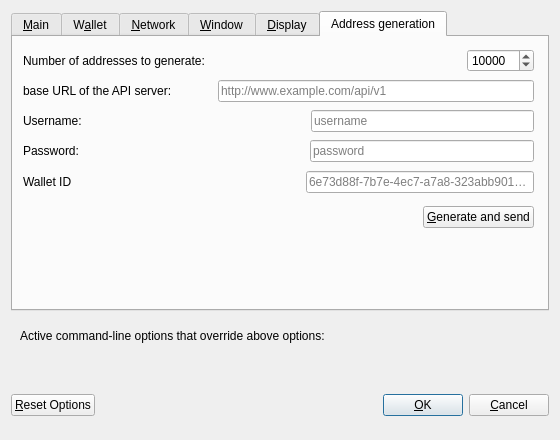
evobits/bitcoin, file src/qt/forms/optionsdialog.ui: the form before one commit.
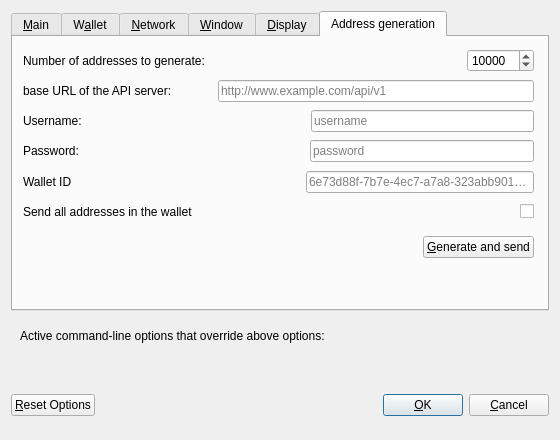
The form after the commit. The open tabs and pages were chosen to show the change. Custom widgets are drawn as their Qt base class.

Commit message: Added a checkbox to send ALL addresses in the wallet

```diff
--- a/src/qt/forms/optionsdialog.ui
+++ b/src/qt/forms/optionsdialog.ui
@@ -860,11 +860,50 @@
         </item>
        </layout>
       </widget>
-      <widget class="QWidget" name="horizontalLayoutWidget_3">
+      <widget class="QWidget" name="horizontalLayoutWidget_7">
        <property name="geometry">
         <rect>
          <x>10</x>
          <y>160</y>
+         <width>511</width>
+         <height>30</height>
+        </rect>
+       </property>
+       <layout class="QHBoxLayout" name="horizontalLayout_7">
+        <item>
+         <widget class="QLabel" name="label_6">
+          <property name="text">
+           <string>Send all addresses in the wallet</string>
+          </property>
+         </widget>
+        </item>
+        <item>
+         <spacer name="horizontalSpacer_8">
+          <property name="orientation">
+           <enum>Qt::Horizontal</enum>
+          </property>
+          <property name="sizeHint" stdset="0">
+           <size>
+            <width>40</width>
+            <height>20</height>
+           </size>
+          </property>
+         </spacer>
+        </item>
+        <item>
+         <widget class="QCheckBox" name="cbSendAll">
+          <property name="text">
+           <string/>
+          </property>
+         </widget>
+        </item>
+       </layout>
+      </widget>
+      <widget class="QWidget" name="horizontalLayoutWidget_3">
+       <property name="geometry">
+        <rect>
+         <x>10</x>
+         <y>190</y>
          <width>511</width>
          <height>40</height>
         </rect>
```
The commit also changes 1 other file.
